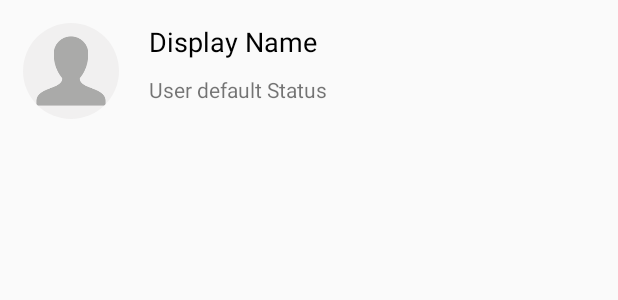
After one commit to AlimamSesay/chat, an Android app: the layout users_single_layout.xml on its own in the app's theme, with its tools: preview values and no code run, on a phone screen of 412 x 824 dp. The commit adds this screen. Shown: the top 300 px of the screen. Run offline under Robolectric (Android 15) with nearby library versions, the phone set to English and light mode, and no system bars.

Commit message:
add All users

```diff
--- a/app/build.gradle
+++ b/app/build.gradle
@@ -35,6 +35,7 @@ dependencies {
     compile 'com.theartofdev.edmodo:android-image-cropper:2.4.+'
     compile 'com.squareup.picasso:picasso:2.5.2'
     compile 'id.zelory:compressor:2.0.0'
+    compile 'com.firebaseui:firebase-ui-database:2.3.0'
 
 }
 
@@ -49,4 +50,6 @@ dependencies {
 
 
 
+
+
 apply plugin: 'com.google.gms.google-services'
--- /dev/null
+++ b/app/src/main/res/layout/users_single_layout.xml
@@ -0,0 +1,47 @@
+<?xml version="1.0" encoding="utf-8"?>
+<RelativeLayout xmlns:android="http://schemas.android.com/apk/res/android"
+    xmlns:app="http://schemas.android.com/apk/res-auto"
+    android:layout_width="match_parent"
+    android:layout_height="wrap_content"
+    android:background="?android:selectableItemBackground">
+
+    <de.hdodenhof.circleimageview.CircleImageView
+        android:id="@+id/user_single_image"
+        android:layout_width="64dp"
+        android:layout_height="64dp"
+        android:layout_marginBottom="15dp"
+        android:layout_marginLeft="15dp"
+        android:layout_marginTop="15dp"
+        android:src="@drawable/default_avatar" />
+
+    <TextView
+        android:id="@+id/user_single_name"
+        android:layout_width="wrap_content"
+        android:layout_height="wrap_content"
+        android:layout_alignTop="@+id/user_single_image"
+        android:layout_marginStart="20dp"
+        android:layout_toEndOf="@+id/user_single_image"
+        android:text="Display Name"
+        android:textColor="@android:color/black"
+        android:textSize="18sp" />
+
+    <TextView
+        android:id="@+id/user_single_status"
+        android:layout_width="wrap_content"
+        android:layout_height="wrap_content"
+        android:layout_alignStart="@+id/user_single_name"
+        android:layout_below="@+id/user_single_name"
+        android:layout_marginTop="10dp"
+        android:text="User default Status" />
+
+    <ImageView
+        android:id="@+id/user_single_online_icon"
+        android:layout_width="8dp"
+        android:layout_height="wrap_content"
+        android:layout_alignTop="@+id/user_single_name"
+        android:layout_marginLeft="10dp"
+        android:layout_toEndOf="@+id/user_single_name"
+        android:visibility="invisible"
+        app:srcCompat="@drawable/online_icon" />
+
+</RelativeLayout>
```
Also changed, not shown: app/src/main/AndroidManifest.xml (+8 -1 lines), app/src/main/java/com/example/alimam/lapitchat/MainActivity.java (+10 -10 lines), app/src/main/java/com/example/alimam/lapitchat/ProfileActivity.java (added, +13 -0 lines), app/src/main/java/com/example/alimam/lapitchat/RegisterActivity.java (+23 -12 lines), app/src/main/java/com/example/alimam/lapitchat/Users.java (added, +61 -0 lines), app/src/main/java/com/example/alimam/lapitchat/UsersActivity.java (added, +136 -0 lines), app/src/main/res/layout/activity_profile.xml (added, +9 -0 lines), app/src/main/res/layout/activity_users.xml (added, +18 -0 lines).
